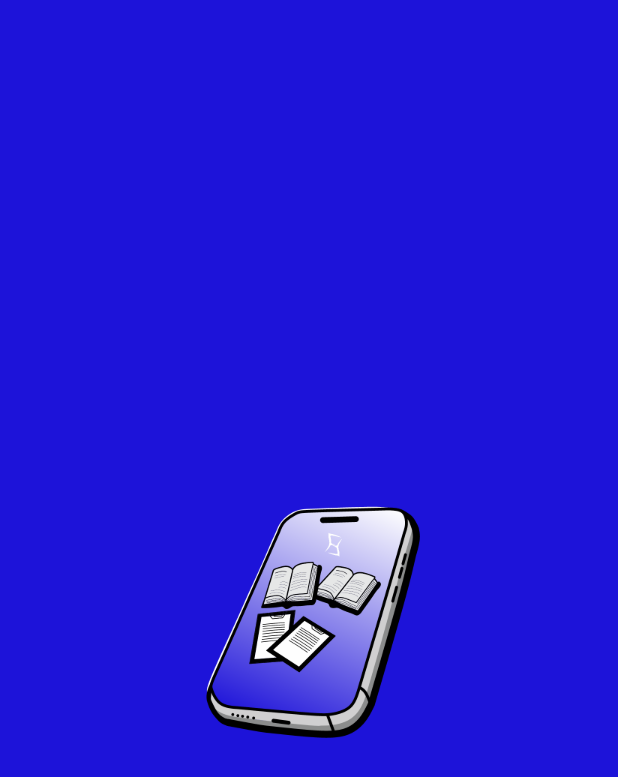
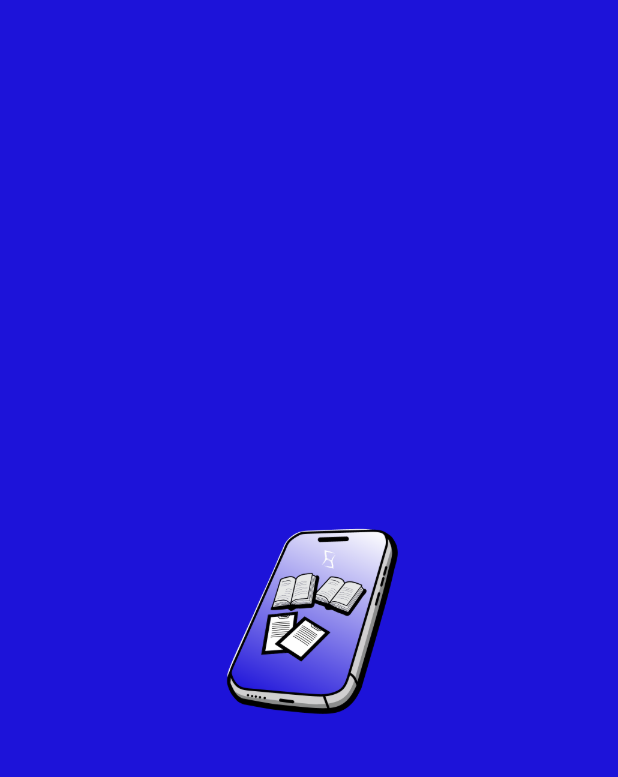
Before and after one commit to AthiraaAthi/Accounting_app, a Flutter app: the SplashScreen screen opened directly, on a phone screen of 412 x 824 dp. Shown: the top 777 px of the screen. Run offline on Flutter 3.47's test engine with Material 3 defaults, Android fonts, the phone set to English and light mode, and no system bars; our stand-ins replace bloc, buttons_tabbar, card_loading, cloud_firestore, connectivity_plus, dartz and 13 more; accounts and stored records are empty; network calls fail; statements that could not run were skipped.

Commit message:
change size of image

```diff
--- a/lib/view/utils/Splash Screen/splash_screen.dart
+++ b/lib/view/utils/Splash Screen/splash_screen.dart
@@ -37,7 +37,7 @@ class SplashScreen extends StatelessWidget {
         body: Center(
             child: Image.asset(
           'assets/logo/png logo.png',
-          scale: 4,
+          scale: 5,
         )),
       ),
     );
```
